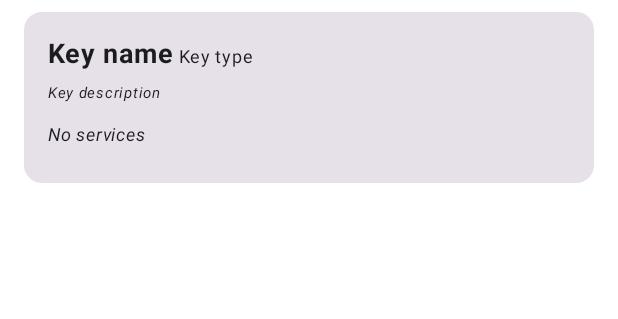
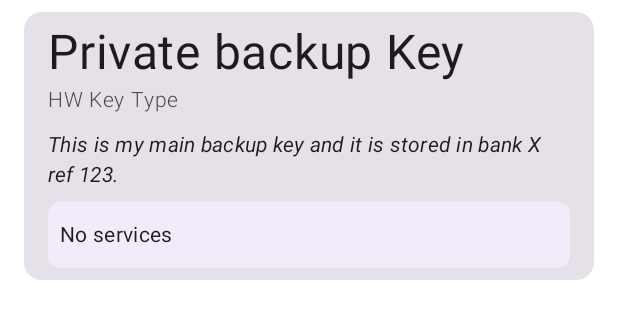
Before and after one commit to AdamVe/hwkeyinfo, an Android app built with Jetpack Compose: the @Preview function SecurityKeyCardPreview, on a phone screen of 412 x 824 dp. Shown: the top 319 px of the screen. Run offline under Robolectric (Android 15) with nearby library versions, the phone set to English and light mode, and no system bars; our stand-ins replace Room's generated code, accompanist.

Commit message:
styling SecurityKeyCard

```diff
--- a/app/src/main/java/com/adamve/hwkeyinfo/ui/security_key/SecurityKeyCard.kt
+++ b/app/src/main/java/com/adamve/hwkeyinfo/ui/security_key/SecurityKeyCard.kt
@@ -1,36 +1,28 @@
 package com.adamve.hwkeyinfo.ui.security_key
 
-import androidx.compose.foundation.BorderStroke
-import androidx.compose.foundation.border
+import android.content.res.Configuration.UI_MODE_NIGHT_YES
+import androidx.compose.foundation.background
 import androidx.compose.foundation.layout.Arrangement
 import androidx.compose.foundation.layout.Column
 import androidx.compose.foundation.layout.ExperimentalLayoutApi
 import androidx.compose.foundation.layout.FlowRow
-import androidx.compose.foundation.layout.Row
 import androidx.compose.foundation.layout.fillMaxWidth
 import androidx.compose.foundation.layout.padding
-import androidx.compose.foundation.layout.widthIn
-import androidx.compose.foundation.shape.CircleShape
-import androidx.compose.foundation.shape.CornerSize
 import androidx.compose.foundation.shape.RoundedCornerShape
 import androidx.compose.material3.Card
-import androidx.compose.material3.ElevatedCard
 import androidx.compose.material3.ExperimentalMaterial3Api
 import androidx.compose.material3.MaterialTheme
-import androidx.compose.material3.OutlinedCard
-import androidx.compose.material3.Shapes
 import androidx.compose.material3.Text
+import androidx.compose.material3.surfaceColorAtElevation
 import androidx.compose.runtime.Composable
 import androidx.compose.ui.Alignment
 import androidx.compose.ui.Modifier
 import androidx.compose.ui.draw.clip
-import androidx.compose.ui.graphics.Color
 import androidx.compose.ui.text.font.FontStyle
 import androidx.compose.ui.text.font.FontWeight
 import androidx.compose.ui.text.style.TextOverflow
 import androidx.compose.ui.tooling.preview.Preview
 import androidx.compose.ui.unit.dp
-import androidx.compose.ui.unit.sp
 import com.adamve.hwkeyinfo.data.SecurityKey
 import com.adamve.hwkeyinfo.data.SecurityKeyWithServices
 import com.adamve.hwkeyinfo.data.Service
@@ -38,34 +30,64 @@ import com.adamve.hwkeyinfo.ui.theme.HwKeyInfoTheme
 
 @Composable
 fun ServiceTag(
-    service: Service
+    service: Service,
+    modifier: Modifier = Modifier
 ) {
     Column(
-        modifier = Modifier
+        modifier = modifier
             .padding(bottom = 2.dp)
-            .clip(RoundedCornerShape(3.dp))
-            .padding(horizontal = 1.dp)
-            .border(
-                border = BorderStroke(0.1.dp, color = Color.Black),
-                shape = RoundedCornerShape(corner = CornerSize(3.dp))
-            )
-            .padding(2.dp)
-            .widthIn(max = 100.dp)
+            .clip(RoundedCornerShape(8.dp))
+            .padding(horizontal = 2.dp)
+            .background(MaterialTheme.colorScheme.surfaceColorAtElevation(0.dp))
+            .padding(4.dp)
     ) {
         Text(
             service.serviceName,
-            fontSize = 8.sp,
-            fontWeight = FontWeight.Bold,
+            style = MaterialTheme.typography.bodySmall.copy(
+                fontWeight = FontWeight.SemiBold
+            ),
             maxLines = 1,
             overflow = TextOverflow.Ellipsis
         )
-        Text(service.serviceUser, fontSize = 8.sp, maxLines = 1, overflow = TextOverflow.Ellipsis)
+        Text(
+            service.serviceUser,
+            style = MaterialTheme.typography.bodySmall.copy(
+                fontWeight = FontWeight.ExtraLight
+            ),
+            maxLines = 1,
+            overflow = TextOverflow.Ellipsis
+        )
     }
 }
 
 @Composable
 fun KeyIdentifier(identifier: String, modifier: Modifier = Modifier) {
-    Text(identifier, modifier = modifier, fontSize = 18.sp, fontWeight = FontWeight.Bold)
+    Text(
+        identifier,
+        modifier = modifier,
+        fontSize = MaterialTheme.typography.headlineLarge.fontSize,
+        fontWeight = MaterialTheme.typography.headlineLarge.fontWeight
+    )
+}
+
+@Composable
+fun Headline(securityKey: SecurityKey, modifier: Modifier = Modifier) {
+    if (securityKey.name.isNotBlank() && securityKey.type.isNotBlank()) {
+        Column {
+            KeyIdentifier(securityKey.name, modifier)
+            Text(
+                securityKey.type,
+                fontSize = MaterialTheme.typography.labelLarge.fontSize,
+                fontWeight = FontWeight.Light,
+                color = MaterialTheme.colorScheme.onSurfaceVariant,
+                maxLines = 1,
+            )
+        }
+    } else if (securityKey.name.isNotBlank()) {
+        KeyIdentifier(securityKey.name)
+    } else {
+        KeyIdentifier(securityKey.type)
+    }
 }
 
 @OptIn(ExperimentalLayoutApi::class, ExperimentalMaterial3Api::class)
@@ -82,37 +104,37 @@ fun SecurityKeyCard(
             .padding(horizontal = 16.dp, vertical = 8.dp)
             .fillMaxWidth()
     ) {
-        Column(modifier = Modifier.padding(16.dp)) {
-            Row(
-                verticalAlignment = Alignment.Bottom
+        Column(
+            modifier = Modifier.padding(
+                horizontal = 16.dp,
+                vertical = 8.dp
+            ),
+            verticalArrangement = Arrangement.spacedBy(8.dp)
         ) {
-                if (securityKey.name.isNotBlank() && securityKey.type.isNotBlank()) {
-                    KeyIdentifier(securityKey.name, Modifier.alignByBaseline())
-                    //Text(" / ", modifier = Modifier.alignByBaseline(), fontSize = 14.sp)
-                    Text(
-                        " " + securityKey.type,
-                        modifier = Modifier.alignByBaseline(),
-                        fontSize = 12.sp
-                    )
-                } else if (securityKey.name.isNotBlank()) {
-                    KeyIdentifier(securityKey.name)
-                } else {
-                    KeyIdentifier(securityKey.type)
-                }
-            }
-
+            Headline(securityKey)
             if (securityKey.description.isNotBlank()) {
                 Text(
                     securityKey.description,
-                    fontSize = 10.sp,
-                    fontStyle = FontStyle.Italic
+                    style = MaterialTheme.typography.bodyMedium.copy(
+                        fontStyle = FontStyle.Italic,
+                        lineHeight = MaterialTheme.typography.bodyMedium.lineHeight
+                    )
                 )
             }
+
+            Column(
+                modifier = Modifier
+                    .fillMaxWidth()
+                    .clip(RoundedCornerShape(8.dp))
+                    .background(MaterialTheme.colorScheme.surfaceColorAtElevation(2.dp))
+                    .padding(8.dp)
+            ) {
+
 
                 if (securityKeyWithServices.services.isNotEmpty()) {
                     Text(
                         "Services: ${securityKeyWithServices.services.size}",
-                    fontSize = 12.sp,
+                        style = MaterialTheme.typography.bodyMedium,
                         modifier = Modifier.padding(top = 4.dp, bottom = 4.dp)
                     )
 
@@ -120,41 +142,45 @@ fun SecurityKeyCard(
                         verticalAlignment = Alignment.Top,
                         horizontalArrangement = Arrangement.spacedBy(5.dp)
                     ) {
-                    securityKeyWithServices.services.forEach {
-                        ServiceTag(it)
+                        securityKeyWithServices.services.sortedBy {
+                            val nameLen = it.serviceName.length
+                            val userLen = it.serviceUser.length
+                            userLen
+                        }.forEach {
+                            ServiceTag(
+                                it,
+                                modifier = Modifier.fillMaxWidth(fraction = 0.49f)
+                            )
                         }
                     }
                 } else {
                     Text(
                         "No services",
-                    fontSize = 12.sp,
-                    fontStyle = FontStyle.Italic,
+                        style = MaterialTheme.typography.bodyMedium,
                         modifier = Modifier.padding(top = 4.dp, bottom = 4.dp)
                     )
                 }
             }
         }
     }
+}
 
-@Preview(showBackground = true, widthDp = 320)
+@Preview
+@Preview(uiMode = UI_MODE_NIGHT_YES)
 @Composable
 fun SecurityKeyCardPreview() {
-    val key = SecurityKey(
-        0,
-        "Key name",
-        "Key nickname",
-        "Key type",
-        "ref",
-        "Key description"
+    HwKeyInfoTheme {
+        SecurityKeyCard(
+            SecurityKeyWithServices(
+                securityKey = previewSecurityKey,
+                services = listOf()
             )
-
-    HwKeyInfoTheme {
-        SecurityKeyCard(SecurityKeyWithServices(securityKey = key, services = listOf()))
+        )
     }
 
 }
 
-@Preview(showBackground = true, widthDp = 320)
+@Preview
 @Composable
 fun SecurityKeyWithoutNameCardPreview() {
     val key = SecurityKey(0, "", "Key nickname", "Key type", "ref", "Key description")
@@ -165,7 +191,7 @@ fun SecurityKeyWithoutNameCardPreview() {
 
 }
 
-@Preview(showBackground = true, widthDp = 320, showSystemUi = true)
+@Preview
 @Composable
 fun SecurityKeyWithoutDescriptionPreview() {
     val key = SecurityKey(0, "Key name", "Key nickname", "", "ref", "")
@@ -201,3 +227,12 @@ fun SecurityKeyWithoutDescriptionPreview() {
     }
 
 }
+
+val previewSecurityKey = SecurityKey(
+    0,
+    "Private backup Key",
+    "HW Key Nick",
+    "HW Key Type",
+    "ref",
+    "This is my main backup key and it is stored in bank X ref 123."
+)
```
Lines whose indentation alone changed are shown as unchanged.
